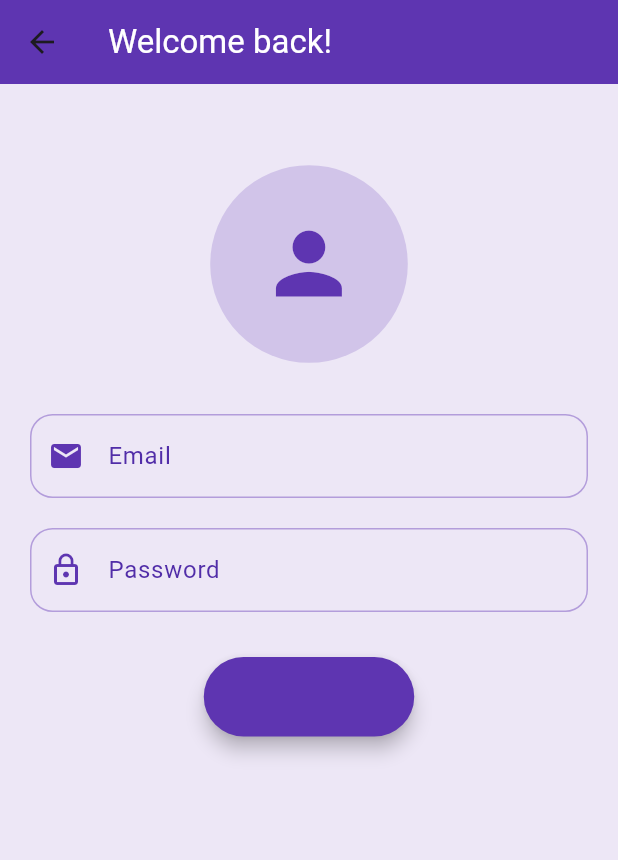
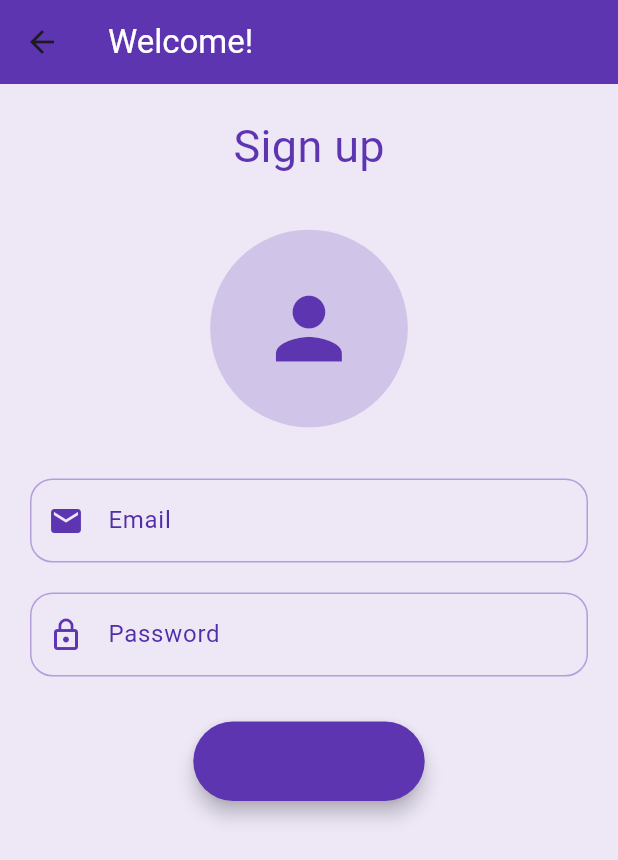
Before and after one commit to KhalilHen/30-seconds, a Flutter app: the screen it shows after launch, after a tap on the "add" icon, on a phone screen of 412 x 824 dp. Shown: the top 860 px of the screen. Run offline on Flutter 3.47's test engine with Material 3 defaults, Android fonts, the phone set to English and light mode, and no system bars; our stand-ins replace audioplayers.

Commit message:
Added the sign up page

```diff
--- a/thirty_seconds/lib/pages/homepage.dart
+++ b/thirty_seconds/lib/pages/homepage.dart
@@ -4,6 +4,7 @@ import 'package:flutter/material.dart';
 import 'package:thirty_seconds/pages/account-page.dart';
 import 'package:thirty_seconds/pages/login.dart';
 import 'package:thirty_seconds/pages/setup_teams.dart';
+import 'package:thirty_seconds/pages/sign_up.dart';
 
 class HomePage extends StatefulWidget {
   @override
@@ -121,7 +122,8 @@ class _HomePageState extends State<HomePage> with SingleTickerProviderStateMixin
         onPressed: () {
 // Navigator.pu
           // Navigator.push(context, MaterialPageRoute(builder: (context) => AccountPage()));
-          Navigator.push(context, MaterialPageRoute(builder: (context) => LoginPage()));
+          // Navigator.push(context, MaterialPageRoute(builder: (context) => LoginPage()));
+          Navigator.push(context, MaterialPageRoute(builder: (context) => SignUpPage()));
         },
         backgroundColor: Colors.deepPurple[600],
         child: Icon(Icons.add),
--- a/thirty_seconds/lib/pages/login.dart
+++ b/thirty_seconds/lib/pages/login.dart
@@ -144,7 +144,7 @@ class _LoginPageState extends State<LoginPage> with SingleTickerProviderStateMix
                       ),
                       child: Text(
                         "Login",
-                        style: TextStyle(fontSize: 16, color: Colors.deepPurple[600]),
+                        style: TextStyle(fontSize: 16, color: Colors.white),
                       ))
                 ],
               ))
--- a/thirty_seconds/lib/pages/sign_up.dart
+++ b/thirty_seconds/lib/pages/sign_up.dart
@@ -0,0 +1,164 @@
+import 'package:flutter/material.dart';
+
+class SignUpPage extends StatefulWidget {
+  @override
+  State<SignUpPage> createState() => _SignUpPageState();
+}
+
+class _SignUpPageState extends State<SignUpPage> with SingleTickerProviderStateMixin {
+  late AnimationController scaleAnimationController;
+  late Animation<double> scaleAnimation;
+
+  @override
+  void initState() {
+    super.initState();
+    scaleAnimationController = AnimationController(
+      vsync: this,
+      duration: const Duration(milliseconds: 1000),
+    )..repeat(
+        reverse: true,
+      );
+    scaleAnimation = Tween<double>(begin: 1.0, end: 1.1).animate(CurvedAnimation(parent: scaleAnimationController, curve: Curves.easeInOut));
+  }
+
+  @override
+  void dispose() {
+    scaleAnimationController.dispose();
+    super.dispose();
+  }
+
+  @override
+  Widget build(BuildContext context) {
+    return Scaffold(
+      backgroundColor: Colors.deepPurple[50],
+      appBar: AppBar(
+        title: Text(
+          "Welcome!",
+          style: TextStyle(color: Colors.white),
+        ),
+        backgroundColor: Colors.deepPurple[600],
+        elevation: 0,
+      ),
+      body: SingleChildScrollView(
+        child: Padding(
+          padding: const EdgeInsets.all(20),
+          child: Column(
+            mainAxisAlignment: MainAxisAlignment.center,
+            children: [
+              Text(
+                "Sign up",
+                style: TextStyle(
+                  fontSize: 30,
+                  color: Colors.deepPurple[600],
+                ),
+              ),
+              SizedBox(
+                height: 40,
+              ),
+              AnimatedBuilder(
+                animation: scaleAnimation,
+                builder: (context, child) {
+                  return Transform.scale(
+                    scale: scaleAnimation.value,
+                    child: child,
+                  );
+                },
+                child: CircleAvatar(
+                  radius: 60,
+                  backgroundColor: Colors.deepPurple[100],
+                  child: Icon(
+                    Icons.person,
+                    size: 60,
+                    color: Colors.deepPurple[600],
+                  ),
+                ),
+              ),
+              SizedBox(
+                height: 40,
+              ),
+              Form(
+                  child: Column(
+                children: [
+                  TextFormField(
+                    decoration: InputDecoration(
+                        labelText: 'Email',
+                        labelStyle: TextStyle(
+                          color: Colors.deepPurple[700],
+                        ),
+                        prefixIcon: Icon(
+                          Icons.email,
+                          color: Colors.deepPurple[600],
+                        ),
+                        border: OutlineInputBorder(
+                          borderRadius: BorderRadius.circular(15),
+                          borderSide: BorderSide(color: Colors.deepPurple[200]!),
+                        ),
+                        enabledBorder: OutlineInputBorder(
+                          borderRadius: BorderRadius.circular(15),
+                          borderSide: BorderSide(color: Colors.deepPurple[200]!),
+                        ),
+                        focusedBorder: OutlineInputBorder(borderRadius: BorderRadius.circular(15), borderSide: BorderSide(color: Colors.deepPurple[600]!))),
+                    validator: (value) {
+                      if (value == null || value.isEmpty) {
+                        return "Please enter your email";
+                      } else if (!value.contains('@') || !value.contains('.')) {
+                        return "Please enter a valid email";
+                      }
+                      return null;
+                    },
+                  ),
+                  SizedBox(
+                    height: 20,
+                  ),
+                  TextFormField(
+                    obscureText: true,
+                    decoration: InputDecoration(
+                        labelText: "Password",
+                        labelStyle: TextStyle(color: Colors.deepPurple[700]),
+                        prefixIcon: Icon(
+                          Icons.lock_outline,
+                          color: Colors.deepPurple[600],
+                        ),
+                        border: OutlineInputBorder(
+                          borderRadius: BorderRadius.circular(15),
+                          borderSide: BorderSide(color: Colors.deepPurple[200]!),
+                        ),
+                        enabledBorder: OutlineInputBorder(
+                          borderRadius: BorderRadius.circular(15),
+                          borderSide: BorderSide(color: Colors.deepPurple[200]!),
+                        ),
+                        focusedBorder: OutlineInputBorder(
+                          borderRadius: BorderRadius.circular(15),
+                          borderSide: BorderSide(color: Colors.deepPurple[600]!),
+                        )),
+                    validator: (value) {
+                      if (value == null || value.isEmpty) {
+                        return "Please enter your password";
+                      }
+                      return null;
+                    },
+                  ),
+                  SizedBox(
+                    height: 30,
+                  ),
+                  ElevatedButton(
+                      onPressed: () {},
+                      style: ElevatedButton.styleFrom(
+                        backgroundColor: Colors.deepPurple[600],
+                        padding: const EdgeInsets.symmetric(horizontal: 50, vertical: 15),
+                        shape: RoundedRectangleBorder(borderRadius: BorderRadius.circular(30)),
+                        elevation: 5,
+                      ),
+                      child: Text(
+                        "Sign up",
+                        style: TextStyle(fontSize: 16, color: Colors.deepPurple[600]),
+                      ))
+                ],
+              ))
+            ],
+          ),
+        ),
+      ),
+    );
+  }
+}
```
